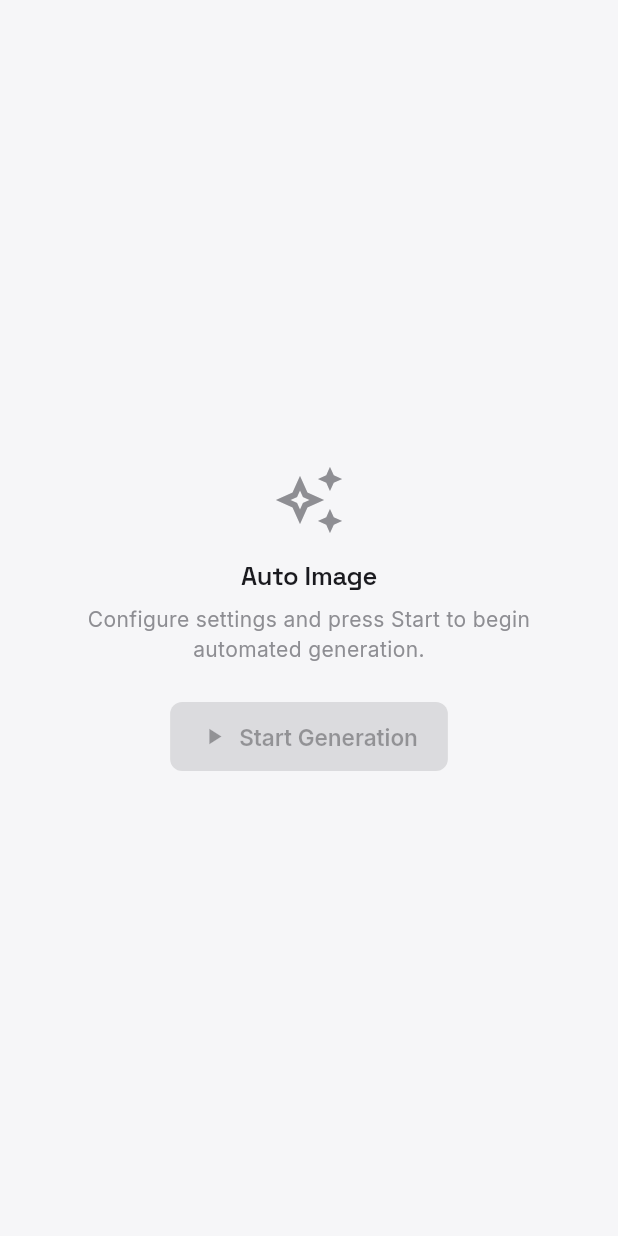
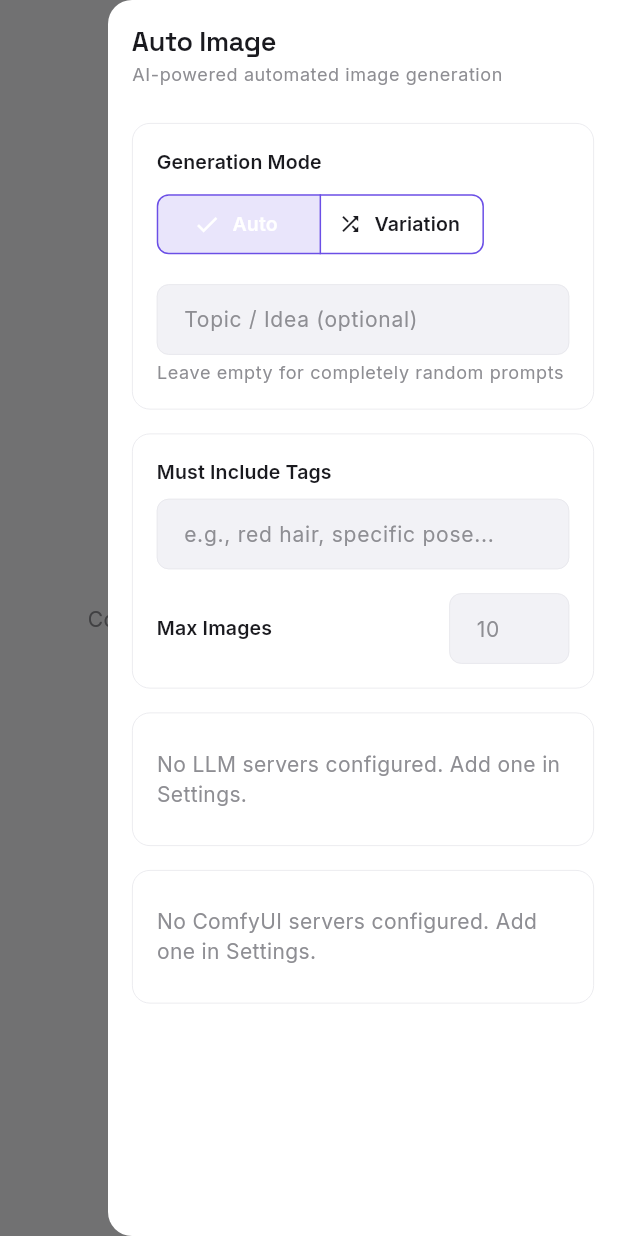
Before and after one commit to justacalico/vidlatte-flutter, a Flutter app: the AutoImageContent screen opened directly with empty values, with the side drawer open (before the commit the screen has no drawer), on a phone screen of 412 x 824 dp. Run offline on Flutter 3.47's test engine with Material 3 defaults, Android fonts, the phone set to English and light mode, and no system bars; our stand-ins replace dio, equatable, flutter_bloc, go_router, google_fonts, hive_flutter and 1 more; accounts and stored records are empty.

Commit message:
misc: Auto Image窄屏恢复配置面板访问
- 窄屏模式下用Scaffold包裹输出面板
- 右上角添加浮动设置按钮打开endDrawer
- endDrawer包含完整的配置面板

```diff
--- a/lib/presentation/widgets/create/auto_image_content.dart
+++ b/lib/presentation/widgets/create/auto_image_content.dart
@@ -150,7 +150,27 @@ class _AutoImageContentState extends State<AutoImageContent> {
         ],
       );
     }
-    return _buildOutputPanel();
+    return Scaffold(
+      endDrawer: Drawer(
+        width: 340,
+        child: _buildConfigPanel(),
+      ),
+      body: Builder(
+        builder: (scaffoldContext) => Stack(
+          children: [
+            _buildOutputPanel(),
+            Positioned(
+              top: ThemeConstants.spacingSmall,
+              right: ThemeConstants.spacingSmall,
+              child: FloatingActionButton.small(
+                onPressed: () => Scaffold.of(scaffoldContext).openEndDrawer(),
+                child: const Icon(Icons.tune),
+              ),
+            ),
+          ],
+        ),
+      ),
+    );
   }
 
   Widget _buildConfigPanel() {
```
